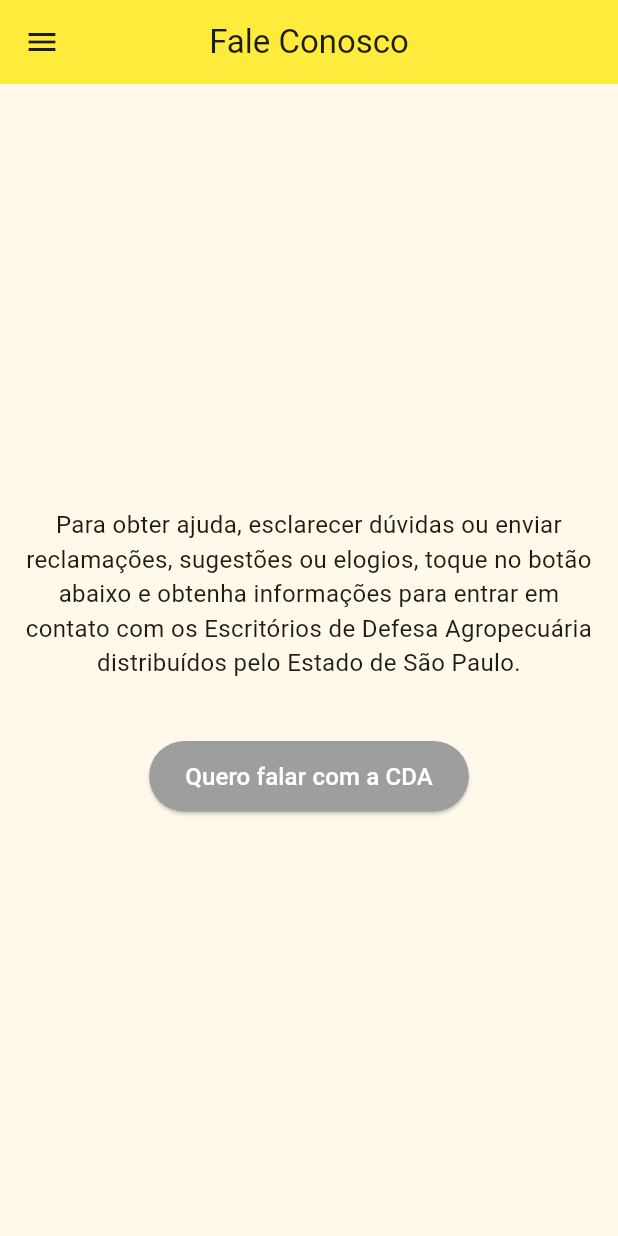
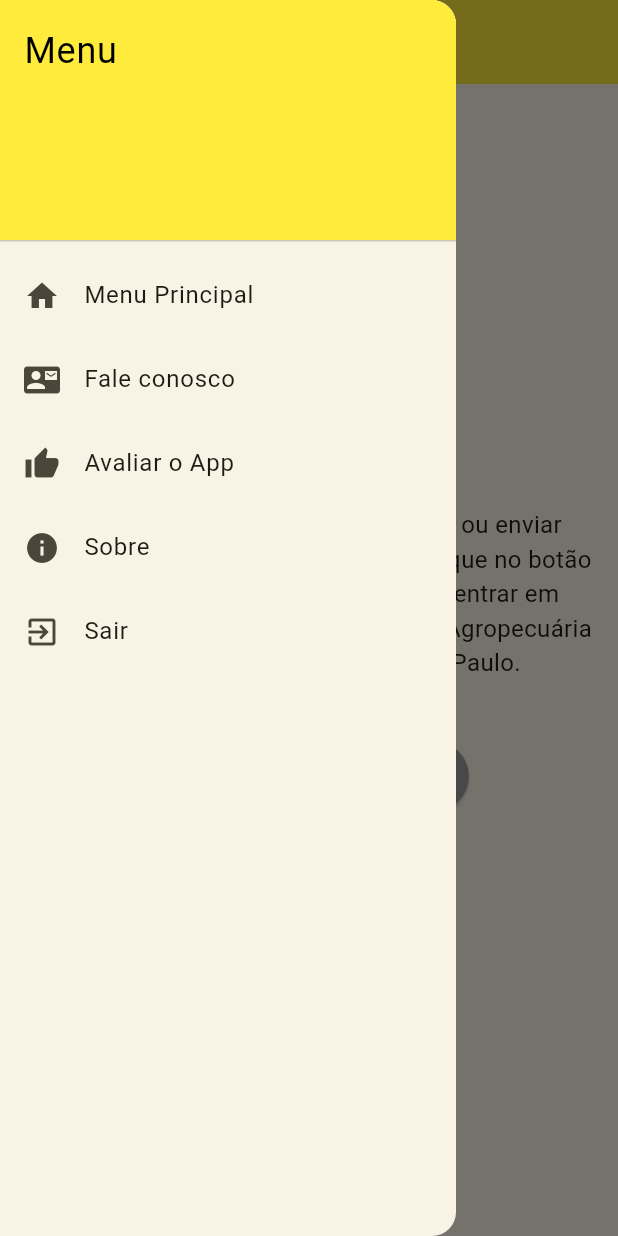
Before and after one commit to fabiobh/resenha_flutter, a Flutter app: the FaleConoscoView screen opened directly, after a tap on the "menu" icon, on a phone screen of 412 x 824 dp. Run offline on Flutter 3.47's test engine with Material 3 defaults, Android fonts, the phone set to English and light mode, and no system bars; our stand-ins replace get, shared_preferences, sqflite; accounts and stored records are empty.

Commit message:
menu lateral direito separado

```diff
--- /dev/null
+++ b/lib/components/custom_drawer.dart
@@ -0,0 +1,64 @@
+import 'package:flutter/material.dart';
+import 'package:get/get.dart';
+import '../views/fale_conosco.dart';
+
+class CustomDrawer extends StatelessWidget {
+  @override
+  Widget build(BuildContext context) {
+    return Drawer(
+      child: ListView(
+        padding: EdgeInsets.zero,
+        children: <Widget>[
+          DrawerHeader(
+            decoration: BoxDecoration(
+              color: Colors.yellow,
+            ),
+            child: Text(
+              'Menu',
+              style: TextStyle(
+                color: Colors.black,
+                fontSize: 24,
+              ),
+            ),
+          ),
+          ListTile(
+            leading: Icon(Icons.home),
+            title: Text('Menu Principal'),
+            onTap: () {
+              Navigator.pop(context);
+            },
+          ),
+          ListTile(
+            leading: Icon(Icons.contact_mail),
+            title: Text('Fale conosco'),
+            onTap: () {
+              Navigator.pop(context);
+              Get.to(() => FaleConoscoView());
+            },
+          ),
+          ListTile(
+            leading: Icon(Icons.thumb_up),
+            title: Text('Avaliar o App'),
+            onTap: () {
+              Navigator.pop(context);
+            },
+          ),
+          ListTile(
+            leading: Icon(Icons.info),
+            title: Text('Sobre'),
+            onTap: () {
+              Navigator.pop(context);
+            },
+          ),
+          ListTile(
+            leading: Icon(Icons.exit_to_app),
+            title: Text('Sair'),
+            onTap: () {
+              Navigator.pop(context);
+            },
+          ),
+        ],
+      ),
+    );
+  }
+}
--- a/lib/views/fale_conosco.dart
+++ b/lib/views/fale_conosco.dart
@@ -1,4 +1,5 @@
 import 'package:flutter/material.dart';
+import 'package:flutter_resenha/components/custom_drawer.dart';
 
 class FaleConoscoView extends StatelessWidget {
   const FaleConoscoView({Key? key}) : super(key: key);
@@ -10,13 +11,16 @@
         title: const Text('Fale Conosco'),
         backgroundColor: Colors.yellow,
         centerTitle: true,
-        leading: IconButton(
-          icon: const Icon(Icons.menu),
-          onPressed: () {
-            Scaffold.of(context).openDrawer();
-          },
+        leading: Builder(
+          builder: (context) => IconButton(
+            icon: const Icon(Icons.menu),
+            onPressed: () {
+              Scaffold.of(context).openDrawer();
+            },
+          ),
         ),
       ),
+      drawer: CustomDrawer(),
       body: Center(
         child: Column(
           mainAxisAlignment: MainAxisAlignment.center,
```
Also changed, not shown: lib/views/home.dart (+2 -59 lines).
